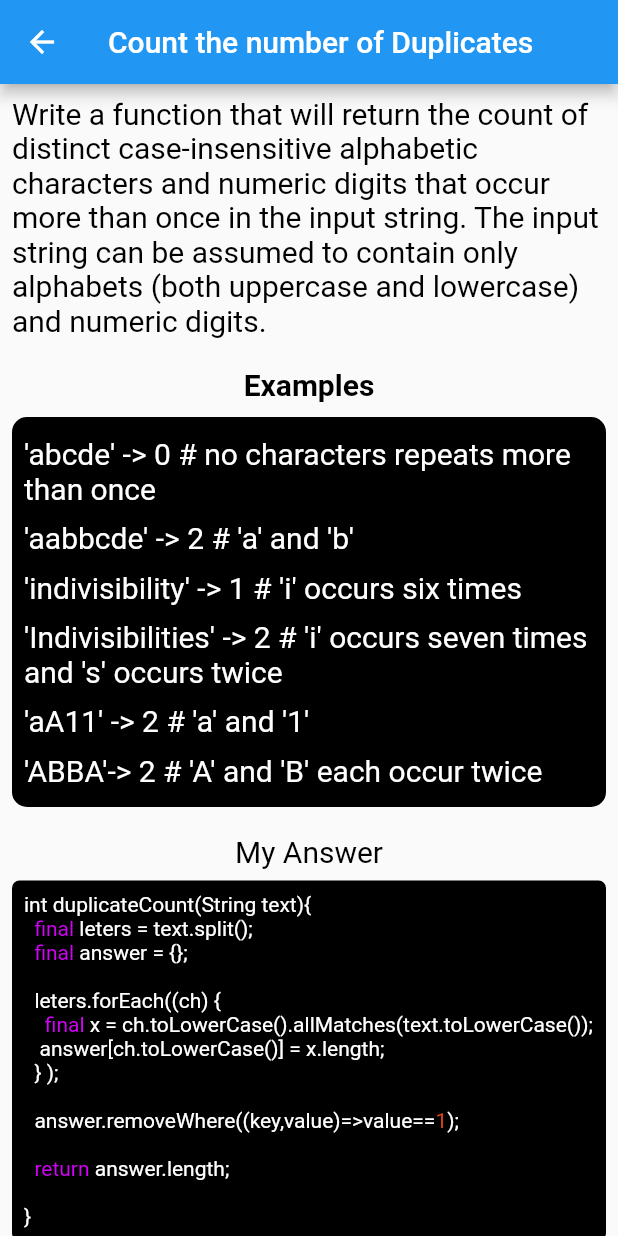
After one commit to jorgesarabia/flutter_codewars_practices, a Flutter app: the CountTheDuplicates screen opened directly, on a phone screen of 412 x 824 dp. The commit adds this screen. Run offline on Flutter 3.47's test engine with Material 2 defaults, Android fonts, the phone set to English and light mode, and no system bars.

Commit message:
Add count_the_duplicates excercise

```diff
--- a/lib/common/widgets/best_answer.dart
+++ b/lib/common/widgets/best_answer.dart
@@ -2,16 +2,20 @@ import 'package:flutter/material.dart';
 import 'package:flutter_codewars_practices/common/utils/styles.dart';
 
 class BestAnswer extends StatelessWidget {
-  const BestAnswer({@required this.code});
+  const BestAnswer({
+    @required this.code,
+    this.title = 'Best Answer',
+  });
 
   final List<TextSpan> code;
+  final String title;
 
   @override
   Widget build(BuildContext context) {
     return Column(
       children: [
         Text(
-          'Best Answer',
+          title,
           style: TextStyle(
             fontSize: 20,
             color: Colors.black,
--- /dev/null
+++ b/lib/excercises/count_the_duplicates/count_the_duplicates.dart
@@ -0,0 +1,48 @@
+import 'package:flutter/material.dart';
+import 'package:flutter_codewars_practices/common/utils/styles.dart';
+import 'package:flutter_codewars_practices/common/widgets/best_answer.dart';
+import 'package:flutter_codewars_practices/common/widgets/test_button.dart';
+import 'package:flutter_codewars_practices/excercises/count_the_duplicates/widgets/description.dart';
+import 'package:flutter_codewars_practices/excercises/pyramid_array/pyramid_impl.dart';
+
+class CountTheDuplicates extends StatelessWidget {
+  const CountTheDuplicates();
+
+  @override
+  Widget build(BuildContext context) {
+    return Scaffold(
+      appBar: AppBar(
+        title: Text('Count the number of Duplicates'),
+      ),
+      body: SingleChildScrollView(
+        child: Column(
+          children: [
+            CountDuplicatesDescription(),
+            BestAnswer(
+              title: 'My Answer',
+              code: <TextSpan>[
+                Styles.white('int duplicateCount(String text){\n'),
+                Styles.purple('\t\tfinal '),
+                Styles.white('leters = text.split(' ');\n'),
+                Styles.purple('\t\tfinal '),
+                Styles.white('answer = {};\n\n'),
+                Styles.white('\t\tleters.forEach((ch) {\n'),
+                Styles.purple('\t\t\t\tfinal '),
+                Styles.white('x = ch.toLowerCase().allMatches(text.toLowerCase());\n'),
+                Styles.white('\t\t\t\answer[ch.toLowerCase()] = x.length;\n'),
+                Styles.white('\t\t} );\n\n'),
+                Styles.white('\t\tanswer.removeWhere((key,value)=>value=='),
+                Styles.orange('1'),
+                Styles.white(');\n\n'),
+                Styles.purple('\t\treturn '),
+                Styles.white('answer.length;\n'),
+                Styles.white('\n}'),
+              ],
+            ),
+            TestButton(page: PyramidImpl()),
+          ],
+        ),
+      ),
+    );
+  }
+}
--- /dev/null
+++ b/lib/excercises/count_the_duplicates/widgets/description.dart
@@ -0,0 +1,32 @@
+import 'package:flutter/material.dart';
+import 'package:flutter_codewars_practices/common/widgets/example_section.dart';
+
+class CountDuplicatesDescription extends StatelessWidget {
+  @override
+  Widget build(BuildContext context) {
+    return Padding(
+      padding: const EdgeInsets.all(8.0),
+      child: Column(
+        children: [
+          Text(
+            'Write a function that will return the count of distinct case-insensitive alphabetic characters and numeric digits that occur more than once in the input string. The input string can be assumed to contain only alphabets (both uppercase and lowercase) and numeric digits.',
+            style: TextStyle(
+              fontSize: 20,
+              color: Colors.black,
+            ),
+          ),
+          ExampleSection(
+            exampleItems: [
+              "'abcde' -> 0 # no characters repeats more than once",
+              "'aabbcde' -> 2 # 'a' and 'b'",
+              "'indivisibility' -> 1 # 'i' occurs six times",
+              "'Indivisibilities' -> 2 # 'i' occurs seven times and 's' occurs twice ",
+              "'aA11' -> 2 # 'a' and '1'",
+              "'ABBA'-> 2 # 'A' and 'B' each occur twice",
+            ],
+          ),
+        ],
+      ),
+    );
+  }
+}
--- a/lib/main.dart
+++ b/lib/main.dart
@@ -2,6 +2,7 @@ import 'dart:ui';
 
 import 'package:flutter/material.dart';
 import 'package:flutter_codewars_practices/excercises/a_square_of_squares/square_of_squares.dart';
+import 'package:flutter_codewars_practices/excercises/count_the_duplicates/count_the_duplicates.dart';
 import 'package:flutter_codewars_practices/excercises/pyramid_array/pyramid_array.dart';
 
 void main() {
@@ -36,6 +37,12 @@ class MyHomePage extends StatelessWidget {
       title: 'Pyramid Array',
       description: 'Write a function that when given a number >= 0, returns an Array of ascending length subarrays.',
       page: PyramidArray(),
+    ),
+    const _Exercise(
+      title: 'Count the number of Duplicates',
+      description:
+          'Write a function that will return the count of distinct case-insensitive alphabetic characters and numeric digits that occur more than once in the input string. The input string can be assumed to contain only alphabets (both uppercase and lowercase) and numeric digits.',
+      page: CountTheDuplicates(),
     ),
   ];
 
```
